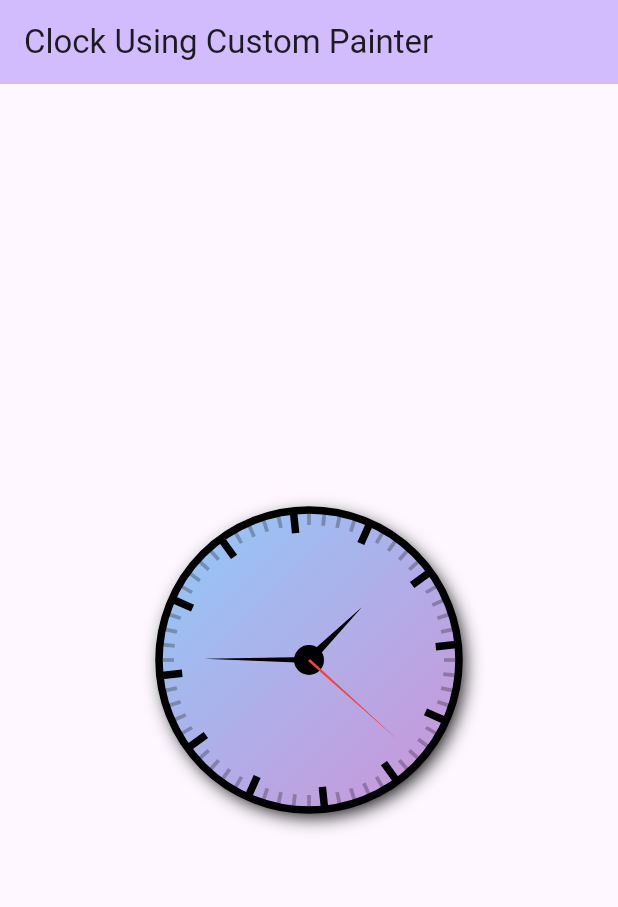
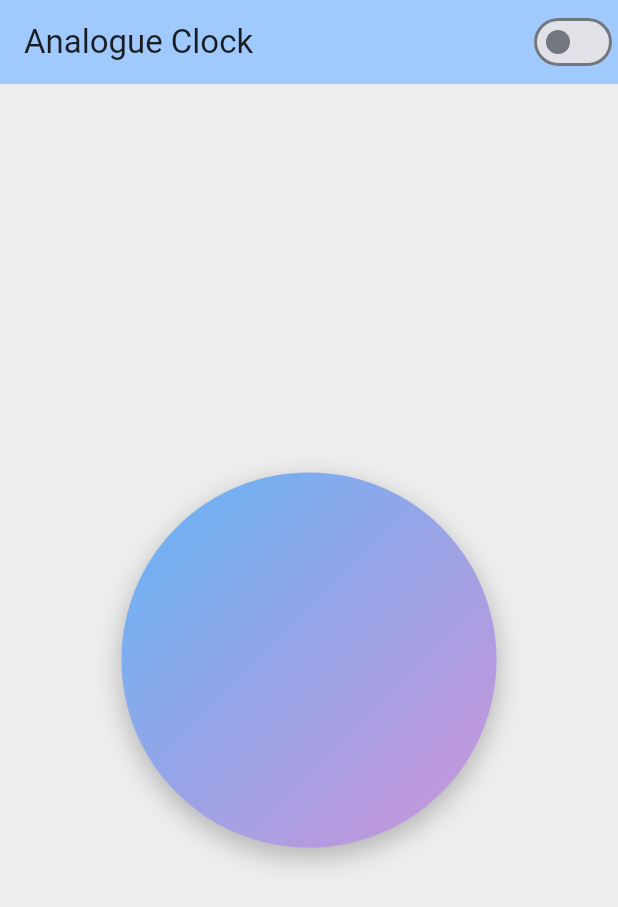
Before and after one commit to Arslan4546/Analogue-Clock-Using-Custom-Painter, a Flutter app: the screen it shows after launch, on a phone screen of 412 x 824 dp. Shown: the top 907 px of the screen. Run offline on Flutter 3.47's test engine with Material 3 defaults, Android fonts, the phone set to English and light mode, and no system bars; our stand-ins replace shared_preferences; missing offline and left inert: my_custom_clock; statements that could not run were skipped.

Commit message:
Update main.dart

```diff
--- a/lib/main.dart
+++ b/lib/main.dart
@@ -1,32 +1,85 @@
-import 'package:analogue_clock_using_custom_painter/custom_clock.dart';
 import 'package:flutter/material.dart';
 import 'package:flutter/scheduler.dart';
+import 'package:my_custom_clock/custom_clock.dart';
+import 'package:shared_preferences/shared_preferences.dart';
 
-void main() {
-  runApp(const MyApp());
+void main() async {
+  WidgetsFlutterBinding.ensureInitialized();
+  final prefs = await SharedPreferences.getInstance();
+  final isDarkMode = prefs.getBool('isDarkMode') ?? false;
+
+  runApp(MyApp(isDarkMode: isDarkMode));
 }
 
-class MyApp extends StatelessWidget {
-  const MyApp({super.key});
+class MyApp extends StatefulWidget {
+  final bool isDarkMode;
+  const MyApp({super.key, required this.isDarkMode});
+
+  @override
+  State<MyApp> createState() => _MyAppState();
+}
+
+class _MyAppState extends State<MyApp> {
+  late bool _isDarkMode;
+
+  @override
+  void initState() {
+    super.initState();
+    _isDarkMode = widget.isDarkMode;
+  }
+
+  void _toggleTheme(bool isDark) async {
+    final prefs = await SharedPreferences.getInstance();
+    await prefs.setBool('isDarkMode', isDark);
+
+    setState(() {
+      _isDarkMode = isDark;
+    });
+  }
 
   @override
   Widget build(BuildContext context) {
     return MaterialApp(
+      debugShowCheckedModeBanner: false,
       title: 'Analogue Clock',
-      debugShowCheckedModeBanner: false,
+      themeMode: _isDarkMode ? ThemeMode.dark : ThemeMode.light,
       theme: ThemeData(
-        colorScheme: ColorScheme.fromSeed(seedColor: Colors.deepPurple),
-        useMaterial3: true,
+        brightness: Brightness.light,
+        colorScheme: ColorScheme.fromSeed(
+          seedColor: Colors.blue,
+          brightness: Brightness.light, // Ensure brightness matches
+        ),
+        scaffoldBackgroundColor: Colors.grey[200],
       ),
-      home: const MyHomePage(title: 'Clock Using Custom Painter'),
+      darkTheme: ThemeData(
+        brightness: Brightness.dark,
+        colorScheme: ColorScheme.fromSeed(
+          seedColor: Colors.purple,
+          brightness: Brightness.dark, // Ensure brightness matches
+        ),
+        scaffoldBackgroundColor: Colors.black87,
+      ),
+      home: MyHomePage(
+
+        title: 'Analogue Clock',
+        isDarkMode: _isDarkMode,
+        onThemeChanged: _toggleTheme,
+      ),
     );
   }
 }
 
 class MyHomePage extends StatefulWidget {
-  const MyHomePage({super.key, required this.title});
+  final String title;
+  final bool isDarkMode;
+  final ValueChanged<bool> onThemeChanged;
 
-  final String title;
+  const MyHomePage({
+    super.key,
+    required this.title,
+    required this.isDarkMode,
+    required this.onThemeChanged,
+  });
 
   @override
   State<MyHomePage> createState() => _MyHomePageState();
@@ -40,11 +93,8 @@ class _MyHomePageState extends State<MyHomePage>
   @override
   void initState() {
     super.initState();
-
-    // Initialize the current time
     _currentTime = DateTime.now();
 
-    // Ticker to update the time every second
     _ticker = Ticker((_) {
       setState(() {
         _currentTime = DateTime.now();
@@ -61,39 +111,51 @@ class _MyHomePageState extends State<MyHomePage>
 
   @override
   Widget build(BuildContext context) {
+    bool isDarkMode = widget.isDarkMode;
+
     return Scaffold(
       appBar: AppBar(
         backgroundColor: Theme.of(context).colorScheme.inversePrimary,
         title: Text(widget.title),
+        actions: [
+          Switch(
+            value: isDarkMode,
+            onChanged: widget.onThemeChanged,
+            activeColor: Colors.white,
+          ),
+        ],
       ),
       body: Center(
         child: Stack(
+          alignment: Alignment.center,
           children: [
+            // Circular Background with Glass Effect
             Container(
-              width: 200, // Width of the container
-              height: 200, // Height of the container
+              width: 250,
+              height: 250,
               decoration: BoxDecoration(
-                shape: BoxShape.circle, // Makes the container round
-                boxShadow: const [
+                shape: BoxShape.circle,
+                boxShadow: [
                   BoxShadow(
-                    color: Colors.black, // Shadow color
-                    blurRadius: 10, // How much the shadow blurs
-                    offset: Offset(3, 4), // Position of the shadow
+                    color: isDarkMode ? Colors.black54 : Colors.black26,
+                    blurRadius: 15,
+                    offset: const Offset(0, 6),
                   ),
                 ],
                 gradient: LinearGradient(
-                  colors: [
-                    Colors.blue.shade200,
-                    Colors.purple.shade200,
-                  ], // Gradient background
+                  colors: isDarkMode
+                      ? [Colors.black, Colors.grey[900]!]
+                      : [Colors.blue[300]!, Colors.purple[200]!],
                   begin: Alignment.topLeft,
                   end: Alignment.bottomRight,
                 ),
               ),
             ),
+            // Custom Clock Painter
             CustomPaint(
               size: const Size(200, 200),
-              painter: ClockPainter(currentTime: _currentTime),
+              painter: ClockPainter(
+                  currentTime: _currentTime, isDarkMode: isDarkMode),
             ),
           ],
         ),
```
